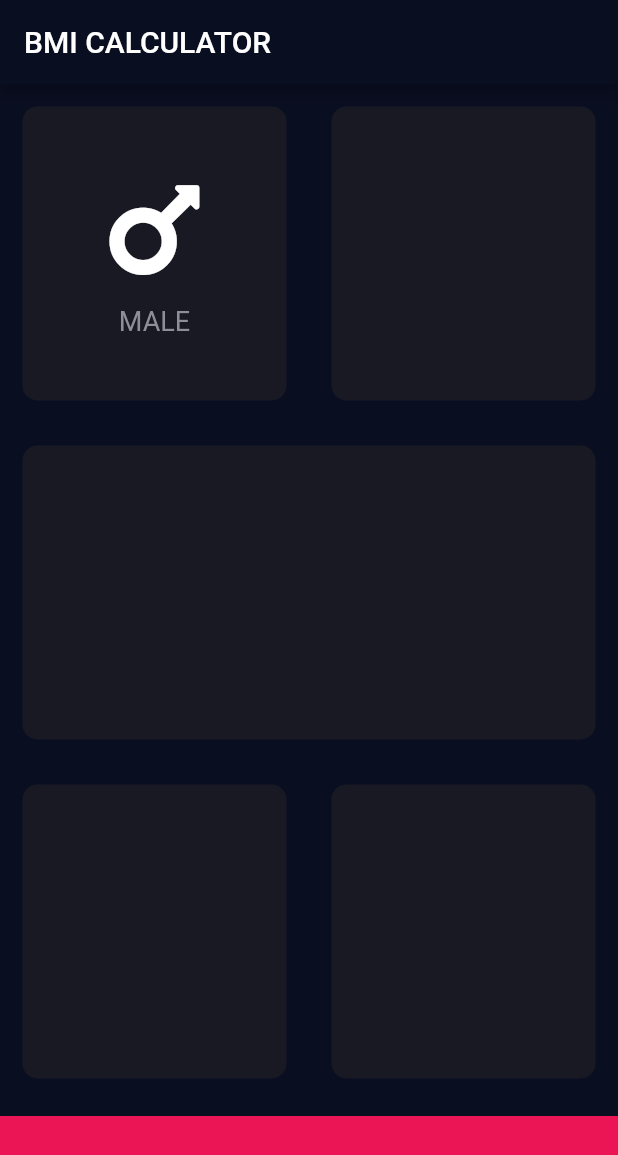
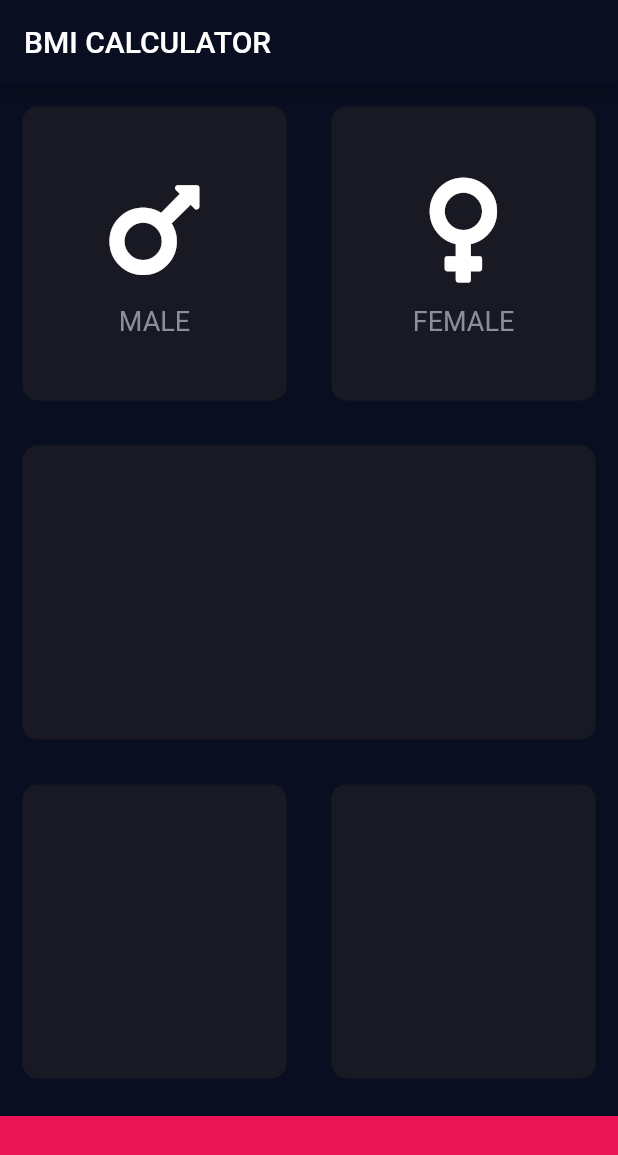
Before and after one commit to larissavarjao/bmi-calculator, a Flutter app: the screen it shows after launch, on a phone screen of 412 x 824 dp. Shown: the top 1155 px of the screen. Run offline on Flutter 3.47's test engine with Material 2 defaults, Android fonts, the phone set to English and light mode, and no system bars; our stand-ins replace font_awesome_flutter.

Commit message:
feat: separating structure of components

```diff
--- /dev/null
+++ b/lib/card_widget.dart
@@ -0,0 +1,20 @@
+import 'package:flutter/material.dart';
+
+class CardWidget extends StatelessWidget {
+  final Color color;
+  final Widget cardChild;
+
+  CardWidget({@required this.color, this.cardChild});
+
+  @override
+  Widget build(BuildContext context) {
+    return Container(
+      child: cardChild,
+      margin: EdgeInsets.all(15.0),
+      decoration: BoxDecoration(
+        color: color,
+        borderRadius: BorderRadius.circular(10.0),
+      ),
+    );
+  }
+}
--- /dev/null
+++ b/lib/gender_info.dart
@@ -0,0 +1,33 @@
+import 'package:flutter/material.dart';
+
+const TextStyle labelStyle = TextStyle(
+  fontSize: 18.0,
+  color: Color(0xFF8D8E98),
+);
+
+class GenderInfo extends StatelessWidget {
+  final String gender;
+  final IconData icon;
+
+  GenderInfo({@required this.gender, @required this.icon});
+
+  @override
+  Widget build(BuildContext context) {
+    return Column(
+      mainAxisAlignment: MainAxisAlignment.center,
+      children: <Widget>[
+        Icon(
+          icon,
+          size: 80.0,
+        ),
+        SizedBox(
+          height: 10.0,
+        ),
+        Text(
+          gender,
+          style: labelStyle,
+        ),
+      ],
+    );
+  }
+}
--- a/lib/input_page.dart
+++ b/lib/input_page.dart
@@ -1,5 +1,8 @@
 import 'package:flutter/material.dart';
 import 'package:font_awesome_flutter/font_awesome_flutter.dart';
+
+import 'card_widget.dart';
+import 'gender_info.dart';
 
 // const são usadas para variaveis imutaveis que são calculadas uma vez só na compilação (não é calculada em runtime).
 // Ou seja, se vc criar um container e o container for jogado fora e criado um novo, o const não serve, tem que ser final, pois ele é calculado em runtime
@@ -27,29 +30,21 @@ class _InputPageState extends State<InputPage> {
               children: <Widget>[
                 Expanded(
                   child: CardWidget(
-                      color: bodyBackgroundColor,
-                      cardChild: Column(
-                        mainAxisAlignment: MainAxisAlignment.center,
-                        children: <Widget>[
-                          Icon(
-                            FontAwesomeIcons.mars,
-                            size: 80.0,
-                          ),
-                          SizedBox(
-                            height: 10.0,
-                          ),
-                          Text(
-                            'MALE',
-                            style: TextStyle(
-                              fontSize: 18.0,
-                              color: Color(0xFF8D8E98),
-                            ),
-                          ),
-                        ],
-                      )),
+                    color: bodyBackgroundColor,
+                    cardChild: GenderInfo(
+                      icon: FontAwesomeIcons.mars,
+                      gender: 'MALE',
+                    ),
+                  ),
                 ),
                 Expanded(
-                  child: CardWidget(color: bodyBackgroundColor),
+                  child: CardWidget(
+                    color: bodyBackgroundColor,
+                    cardChild: GenderInfo(
+                      icon: FontAwesomeIcons.venus,
+                      gender: 'FEMALE',
+                    ),
+                  ),
                 )
               ],
             ),
@@ -80,22 +75,3 @@ class _InputPageState extends State<InputPage> {
     );
   }
 }
-
-class CardWidget extends StatelessWidget {
-  final Color color;
-  final Widget cardChild;
-
-  CardWidget({@required this.color, this.cardChild});
-
-  @override
-  Widget build(BuildContext context) {
-    return Container(
-      child: cardChild,
-      margin: EdgeInsets.all(15.0),
-      decoration: BoxDecoration(
-        color: color,
-        borderRadius: BorderRadius.circular(10.0),
-      ),
-    );
-  }
-}
```
